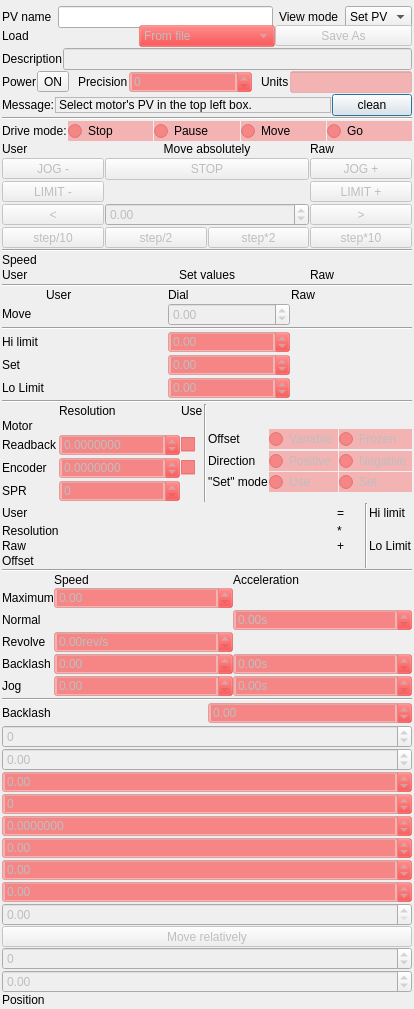
The window that qcamotorgui/qcamotorgui-setup.ui (AustralianSynchrotron/motorcontrol) describes before a commit, drawn with Qt 5.
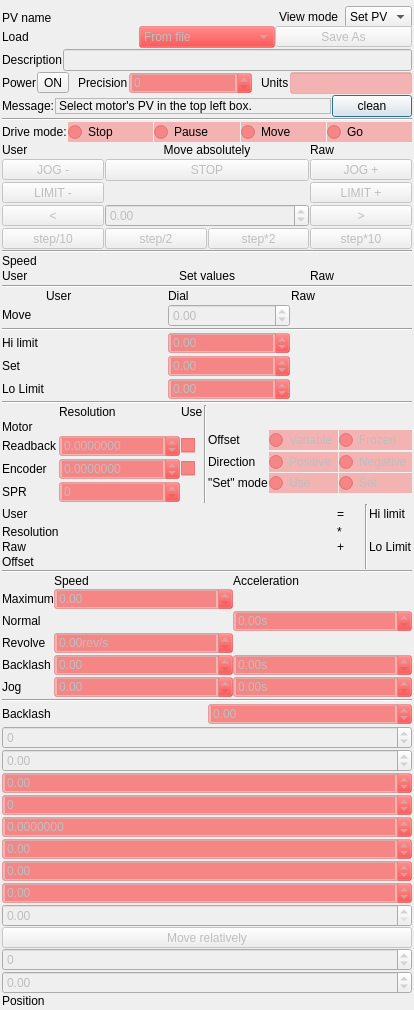
The same window after the commit. Custom widgets are drawn as their Qt base class.

What changed in the file:
```diff
--- a/qcamotorgui/qcamotorgui-setup.ui
+++ b/qcamotorgui/qcamotorgui-setup.ui
@@ -51,13 +51,6 @@
         </property>
        </widget>
       </item>
-      <item row="0" column="1">
-       <widget class="QLineEdit" name="pv">
-        <property name="readOnly">
-         <bool>true</bool>
-        </property>
-       </widget>
-      </item>
       <item row="0" column="2">
        <widget class="QLabel" name="label_20">
         <property name="sizePolicy">
@@ -133,6 +126,25 @@
         </item>
        </widget>
       </item>
+      <item row="0" column="1">
+       <widget class="QToolButton" name="pv">
+        <property name="sizePolicy">
+         <sizepolicy hsizetype="Expanding" vsizetype="Fixed">
+          <horstretch>0</horstretch>
+          <verstretch>0</verstretch>
+         </sizepolicy>
+        </property>
+        <property name="toolTip">
+         <string>Copy PV</string>
+        </property>
+        <property name="text">
+         <string/>
+        </property>
+        <property name="autoRaise">
+         <bool>true</bool>
+        </property>
+       </widget>
+      </item>
      </layout>
     </widget>
    </item>
```
Left out of the diff: 8 changed lines with no effect on the pictures.
